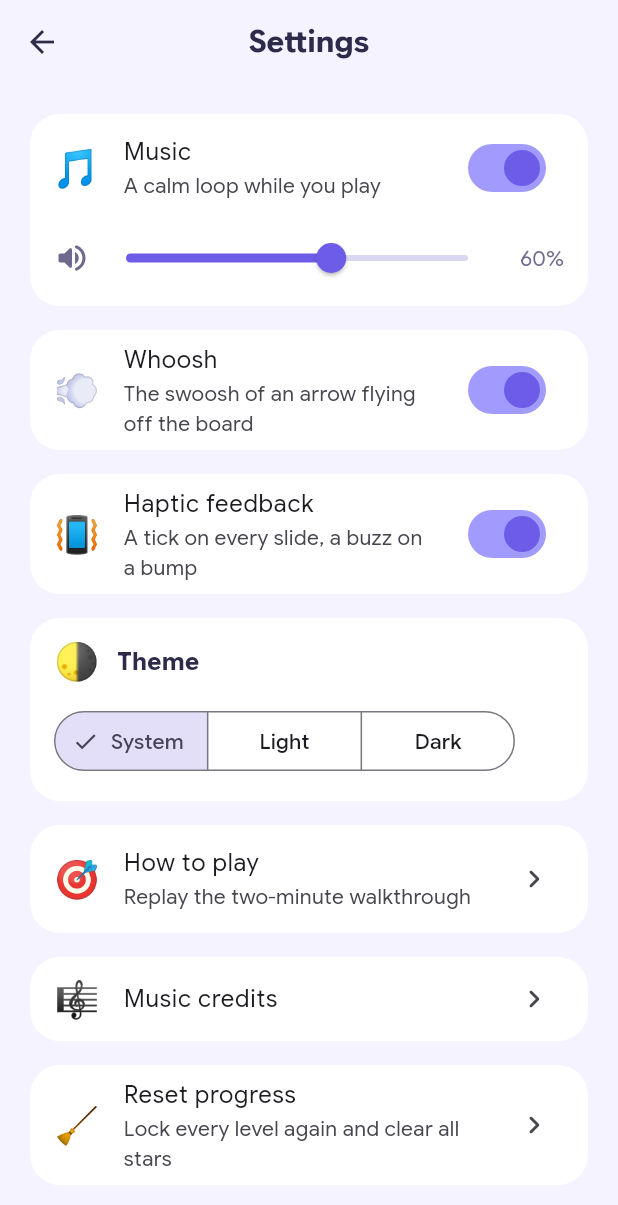
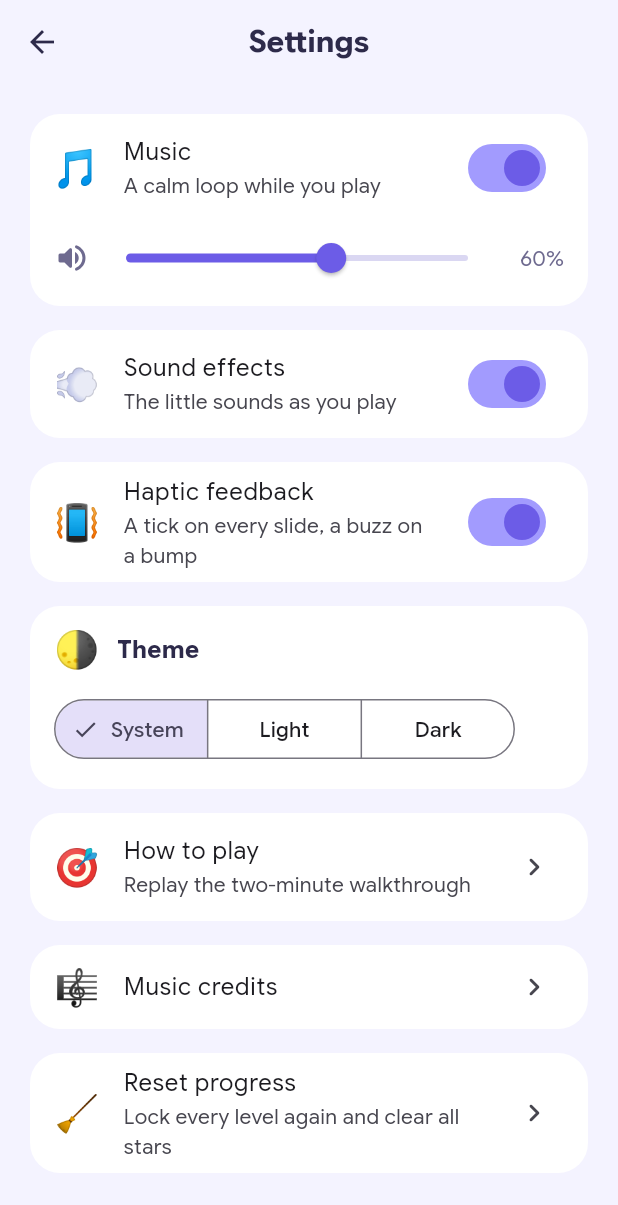
Before and after one commit to abhiabhi94/arrow-game, a Flutter app: the SettingsScreen screen opened directly, on a phone screen of 412 x 824 dp. Shown: the top 1205 px of the screen. Run offline on Flutter 3.47's test engine with Material 3 defaults, Android fonts, the phone set to English and light mode, and no system bars; our stand-ins replace audioplayers, confetti, flutter_animate, flutter_riverpod, shared_preferences; accounts and stored records are empty.

Commit message:
Call the sound switch "Sound effects"
The standard name next to "Music"; it governs every in-game sound, the
exit whoosh today and any added later. Still on by default.

Co-Authored-By: Claude Fable 5.1 <noreply@anthropic.com>
Claude-Session: https://claude.ai/code/session_01PNZu3HoxYoiT9asK2tBsL1

```diff
--- a/lib/l10n/app_en.arb
+++ b/lib/l10n/app_en.arb
@@ -110,8 +110,8 @@
   "settingsTitle": "Settings",
   "settingsMusic": "Music",
   "settingsMusicSubtitle": "A calm loop while you play",
-  "settingsSfx": "Whoosh",
-  "settingsSfxSubtitle": "The swoosh of an arrow flying off the board",
+  "settingsSfx": "Sound effects",
+  "settingsSfxSubtitle": "The little sounds as you play",
   "settingsHaptics": "Haptic feedback",
   "settingsHapticsSubtitle": "A tick on every slide, a buzz on a bump",
   "settingsTheme": "Theme",
--- a/lib/l10n/app_localizations.dart
+++ b/lib/l10n/app_localizations.dart
@@ -625,13 +625,13 @@ abstract class AppLocalizations {
   /// No description provided for @settingsSfx.
   ///
   /// In en, this message translates to:
-  /// **'Whoosh'**
+  /// **'Sound effects'**
   String get settingsSfx;
 
   /// No description provided for @settingsSfxSubtitle.
   ///
   /// In en, this message translates to:
-  /// **'The swoosh of an arrow flying off the board'**
+  /// **'The little sounds as you play'**
   String get settingsSfxSubtitle;
 
   /// No description provided for @settingsHaptics.
--- a/lib/l10n/app_localizations_en.dart
+++ b/lib/l10n/app_localizations_en.dart
@@ -299,11 +299,10 @@ class AppLocalizationsEn extends AppLocalizations {
   String get settingsMusicSubtitle => 'A calm loop while you play';
 
   @override
-  String get settingsSfx => 'Whoosh';
+  String get settingsSfx => 'Sound effects';
 
   @override
-  String get settingsSfxSubtitle =>
-      'The swoosh of an arrow flying off the board';
+  String get settingsSfxSubtitle => 'The little sounds as you play';
 
   @override
   String get settingsHaptics => 'Haptic feedback';
--- a/lib/models/settings.dart
+++ b/lib/models/settings.dart
@@ -27,7 +27,7 @@ class Settings {
   /// Haptic feedback on/off (on by default).
   final bool hapticsOn;
 
-  /// The whoosh on exit on/off (on by default).
+  /// Sound effects (every in-game sound, e.g. the exit whoosh) on/off (on by default).
   final bool sfxOn;
 
   /// Theme preference (system/light/dark). System by default.
--- a/lib/screens/settings_screen.dart
+++ b/lib/screens/settings_screen.dart
@@ -9,7 +9,7 @@ import '../ui/colors.dart';
 import 'credits_screen.dart';
 import 'onboarding_screen.dart';
 
-/// Settings: music (on/off + volume), the whoosh, haptic feedback, theme, the walkthrough
+/// Settings: music (on/off + volume), sound effects, haptic feedback, theme, the walkthrough
 /// again, music credits, and a progress reset.
 class SettingsScreen extends ConsumerWidget {
   const SettingsScreen({super.key});
```
Also changed, not shown: 1 other file.
